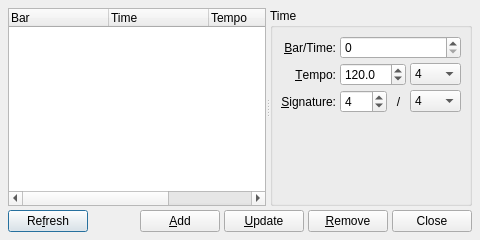
Old version of the form src/qtractorTimeScaleForm.ui in the repository rncbc/qtractor.
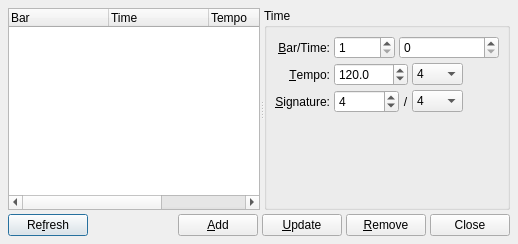
New version of the form. Icons and pictures are not drawn. Custom widgets are drawn as their Qt base class.

Commit message: - On-going time-scale refactoring as new metronome infrastructure,   which will support tempo and time-signature maps soon. (HIGHLY   EXPERIMENTAL)

Diff of the .ui file:
```diff
--- a/src/qtractorTimeScaleForm.ui
+++ b/src/qtractorTimeScaleForm.ui
@@ -25,8 +25,8 @@
    <rect>
     <x>0</x>
     <y>0</y>
-    <width>480</width>
-    <height>240</height>
+    <width>518</width>
+    <height>244</height>
    </rect>
   </property>
   <property name="focusPolicy" >
@@ -88,7 +88,7 @@
       <property name="title" >
        <string>Time</string>
       </property>
-      <layout class="QGridLayout" >
+      <layout class="QGridLayout" name="gridLayout" >
        <item row="0" column="0" >
         <widget class="QLabel" name="FrameTextLabel" >
          <property name="text" >
@@ -102,11 +102,27 @@
          </property>
         </widget>
        </item>
-       <item row="0" column="1" colspan="3" >
+       <item row="0" column="1" >
+        <widget class="QSpinBox" name="BarSpinBox" >
+         <property name="toolTip" >
+          <string>Time signature (beats/bar)</string>
+         </property>
+         <property name="minimum" >
+          <number>1</number>
+         </property>
+         <property name="maximum" >
+          <number>99999</number>
+         </property>
+         <property name="value" >
+          <number>1</number>
+         </property>
+        </widget>
+       </item>
+       <item row="0" column="2" colspan="4" >
         <widget class="qtractorSpinBox" name="FrameSpinBox" >
          <property name="minimumSize" >
           <size>
-           <width>80</width>
+           <width>100</width>
            <height>0</height>
           </size>
          </property>
@@ -128,7 +144,7 @@
          </property>
         </widget>
        </item>
-       <item row="1" column="1" colspan="2" >
+       <item row="1" column="1" colspan="3" >
         <widget class="QDoubleSpinBox" name="TempoSpinBox" >
          <property name="toolTip" >
           <string>Tempo (BPM)</string>
@@ -150,7 +166,7 @@
          </property>
         </widget>
        </item>
-       <item row="1" column="3" >
+       <item row="1" column="4" >
         <widget class="QComboBox" name="BeatTypeComboBox" >
          <property name="toolTip" >
           <string>Tempo beat type (divisor)</string>
@@ -203,6 +219,19 @@
          </item>
         </widget>
        </item>
+       <item rowspan="2" row="1" column="5" >
+        <spacer>
+         <property name="orientation" >
+          <enum>Qt::Horizontal</enum>
+         </property>
+         <property name="sizeHint" >
+          <size>
+           <width>22</width>
+           <height>20</height>
+          </size>
+         </property>
+        </spacer>
+       </item>
        <item row="2" column="0" >
         <widget class="QLabel" name="BeatsPerBarTextLabel" >
          <property name="text" >
@@ -216,7 +245,7 @@
          </property>
         </widget>
        </item>
-       <item row="2" column="1" >
+       <item row="2" column="1" colspan="2" >
         <widget class="QSpinBox" name="BeatsPerBarSpinBox" >
          <property name="toolTip" >
           <string>Time signature (beats/bar)</string>
@@ -232,7 +261,7 @@
          </property>
         </widget>
        </item>
-       <item row="2" column="2" >
+       <item row="2" column="3" >
         <widget class="QLabel" name="BeatDivisorTextLabel" >
          <property name="text" >
           <string>/</string>
@@ -245,7 +274,7 @@
          </property>
         </widget>
        </item>
-       <item row="2" column="3" >
+       <item row="2" column="4" >
         <widget class="QComboBox" name="BeatDivisorComboBox" >
          <property name="toolTip" >
           <string>Time signature (denominator)</string>
@@ -298,7 +327,7 @@
          </item>
         </widget>
        </item>
-       <item row="3" column="0" colspan="4" >
+       <item row="3" column="0" colspan="6" >
         <spacer>
          <property name="orientation" >
           <enum>Qt::Vertical</enum>
```
Left out of the diff: 1 changed line with no effect on the pictures. The commit also changes 5 other files.
